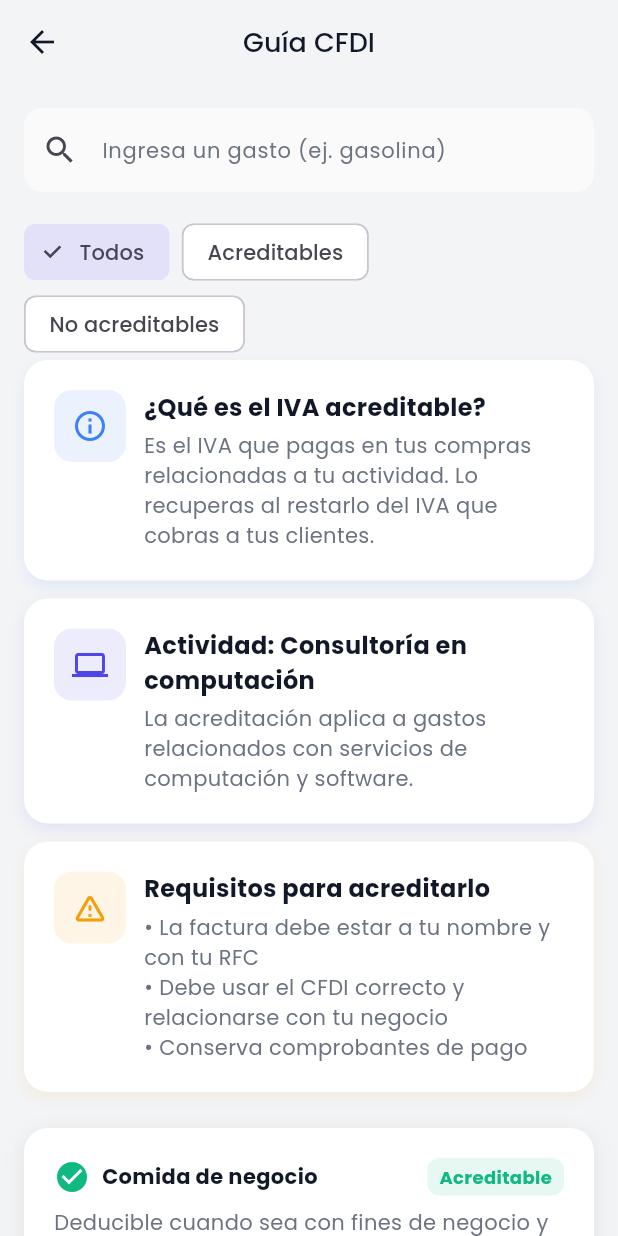
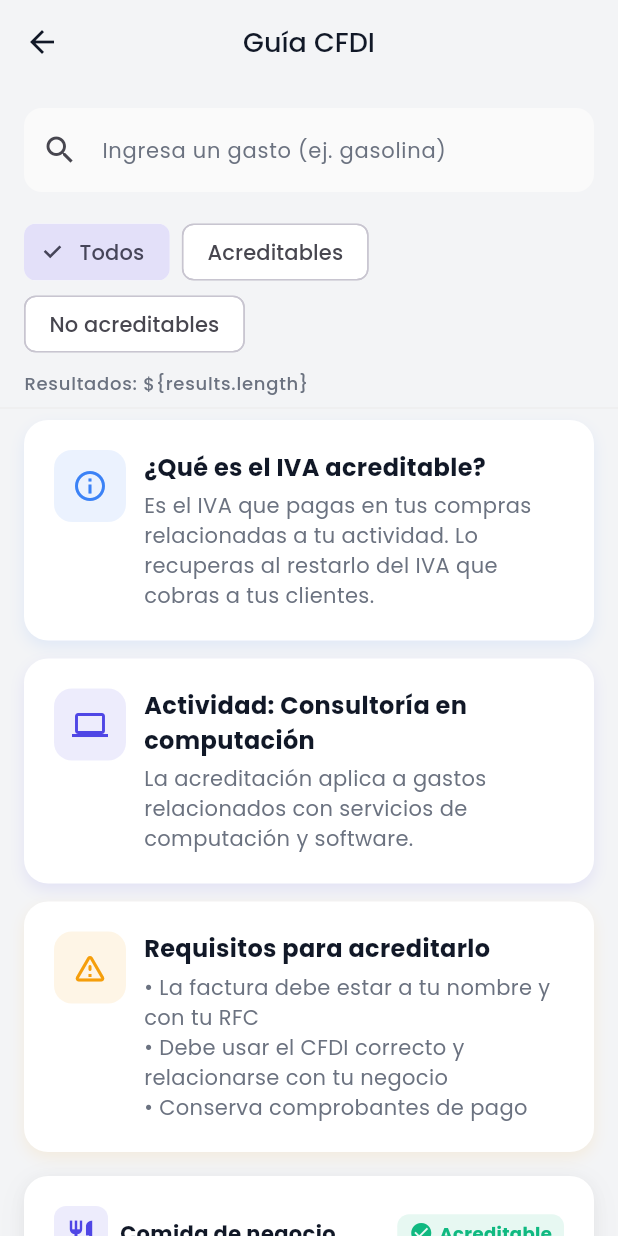
Before and after one commit to rjmmdev/appfinanzaspersonalesraul, a Flutter app: the CFDIGuideScreen screen opened directly, on a phone screen of 412 x 824 dp. Run offline on Flutter 3.47's test engine with Material 3 defaults, Android fonts, the phone set to English and light mode, and no system bars; our stand-ins replace cloud_firestore, firebase_core, firebase_storage, google_fonts, shared_preferences; accounts and stored records are empty.

Commit message:
Make CFDI guide scrollable

```diff
--- a/lib/data/resico_deductibles.dart
+++ b/lib/data/resico_deductibles.dart
@@ -1,8 +1,11 @@
+import 'package:flutter/material.dart';
+
 const List<Map<String, dynamic>> deductibleExpenses = [
   {
     'name': 'Comida de negocio',
     'keywords': ['comida', 'restaurante', 'alimentos'],
     'deductible': true,
+    'icon': Icons.restaurant,
     'detail':
         'Deducible cuando sea con fines de negocio y cuentes con CFDI de restaurante con uso G03.'
   },
@@ -10,6 +13,7 @@ const List<Map<String, dynamic>> deductibleExpenses = [
     'name': 'Compras personales de supermercado',
     'keywords': ['supermercado', 'compras para casa', 'despensa'],
     'deductible': false,
+    'icon': Icons.shopping_cart,
     'detail':
         'Gastos familiares o personales no se consideran acreditables para RESICO.'
   },
@@ -17,6 +21,7 @@ const List<Map<String, dynamic>> deductibleExpenses = [
     'name': 'Gasolina para actividades',
     'keywords': ['gasolina', 'combustible'],
     'deductible': true,
+    'icon': Icons.local_gas_station,
     'detail':
         'El combustible utilizado para el negocio es deducible con CFDI y forma de pago registrada.'
   },
@@ -24,12 +29,14 @@ const List<Map<String, dynamic>> deductibleExpenses = [
     'name': 'Ropa personal',
     'keywords': ['ropa', 'zapatos'],
     'deductible': false,
+    'icon': Icons.checkroom,
     'detail': 'La ropa de uso personal no es un gasto acreditable.'
   },
   {
     'name': 'Hospedaje y vi\u00e1ticos de trabajo',
     'keywords': ['hospedaje', 'vi\u00e1ticos', 'hotel'],
     'deductible': true,
+    'icon': Icons.hotel,
     'detail':
         'Siempre que el viaje sea de negocios relacionado con consultor\u00eda en computaci\u00f3n y cuentes con CFDI correcto.'
   },
@@ -37,6 +44,7 @@ const List<Map<String, dynamic>> deductibleExpenses = [
     'name': 'Equipo de c\u00f3mputo',
     'keywords': ['laptop', 'computadora', 'equipo de c\u00f3mputo'],
     'deductible': true,
+    'icon': Icons.computer,
     'detail':
         'Computadoras y accesorios utilizados en tu actividad econ\u00f3mica con CFDI I04.'
   },
@@ -44,6 +52,7 @@ const List<Map<String, dynamic>> deductibleExpenses = [
     'name': 'Software y licencias',
     'keywords': ['software', 'licencias', 'suscripciones', 'programas'],
     'deductible': true,
+    'icon': Icons.developer_mode,
     'detail':
         'Herramientas de software y licencias necesarias para la consultor\u00eda en computaci\u00f3n con CFDI I04 o I08.'
   },
@@ -51,18 +60,21 @@ const List<Map<String, dynamic>> deductibleExpenses = [
     'name': 'Multas y recargos',
     'keywords': ['multas', 'recargos'],
     'deductible': false,
+    'icon': Icons.gavel,
     'detail': 'Pagos de sanciones o recargos no son deducibles.'
   },
   {
     'name': 'Publicidad y marketing',
     'keywords': ['publicidad', 'marketing', 'anuncios'],
     'deductible': true,
+    'icon': Icons.campaign,
     'detail': 'Gastos de promoci\u00f3n con factura a tu nombre.'
   },
   {
     'name': 'Servicios de comunicaci\u00f3n',
     'keywords': ['internet', 'celular', 'telefon\u00eda'],
     'deductible': true,
+    'icon': Icons.phone,
     'detail':
         'Planes de telefon\u00eda e internet utilizados para consultor\u00eda en computaci\u00f3n con CFDI I06.'
   },
@@ -70,12 +82,14 @@ const List<Map<String, dynamic>> deductibleExpenses = [
     'name': 'Entretenimiento personal',
     'keywords': ['cine', 'ocio', 'entretenimiento'],
     'deductible': false,
+    'icon': Icons.movie,
     'detail': 'Diversi\u00f3n personal no es acreditable ante el SAT.'
   },
   {
     'name': 'Sueldos y prestaciones a empleados',
     'keywords': ['sueldos', 'salarios', 'n\u00f3mina', 'prestaciones'],
     'deductible': false,
+    'icon': Icons.people,
     'detail':
         'Los pagos de n\u00f3mina y prestaciones sociales no generan IVA acreditable, aunque son deducibles de ISR si se cumplen los requisitos fiscales.'
   },
@@ -83,7 +97,106 @@ const List<Map<String, dynamic>> deductibleExpenses = [
     'name': 'Prestaci\u00f3n de servicios a terceros',
     'keywords': ['servicios', 'honorarios', 'prestaci\u00f3n de servicios'],
     'deductible': true,
+    'icon': Icons.handshake,
     'detail':
         'Los servicios contratados para tu actividad (consultor\u00eda, mantenimiento, etc.) generan IVA acreditable siempre que cuentes con CFDI y se relacionen con el negocio.'
   },
+  {
+    'name': 'Transporte p\u00fablico por trabajo',
+    'keywords': ['transporte', 'bus', 'taxi'],
+    'deductible': true,
+    'icon': Icons.directions_bus,
+    'detail': 'Gastos de transporte cuando son necesarios para tu actividad y cuentes con CFDI.'
+  },
+  {
+    'name': 'Arrendamiento de oficina',
+    'keywords': ['renta', 'oficina'],
+    'deductible': true,
+    'icon': Icons.business,
+    'detail': 'La renta de un espacio destinado a tu actividad es acreditable con CFDI.'
+  },
+  {
+    'name': 'Mantenimiento de oficina',
+    'keywords': ['mantenimiento', 'reparaciones'],
+    'deductible': true,
+    'icon': Icons.build,
+    'detail': 'Reparaciones y mantenimiento del lugar de trabajo con factura son acreditables.'
+  },
+  {
+    'name': 'Material de oficina',
+    'keywords': ['papeler\u00eda', 'oficina'],
+    'deductible': true,
+    'icon': Icons.receipt,
+    'detail': 'Art\u00edculos de papeler\u00eda y materiales utilizados en el negocio.'
+  },
+  {
+    'name': 'Servicios de limpieza',
+    'keywords': ['limpieza', 'aseo'],
+    'deductible': true,
+    'icon': Icons.cleaning_services,
+    'detail': 'Gastos de limpieza para el \u00e1rea de trabajo con CFDI.'
+  },
+  {
+    'name': 'Seguros de responsabilidad',
+    'keywords': ['seguros', 'responsabilidad'],
+    'deductible': true,
+    'icon': Icons.verified_user,
+    'detail': 'P\u00f3lizas relacionadas con la actividad pueden acreditarse con CFDI.'
+  },
+  {
+    'name': 'Cursos y capacitaci\u00f3n',
+    'keywords': ['cursos', 'capacitacion', 'formaci\u00f3n'],
+    'deductible': true,
+    'icon': Icons.school,
+    'detail': 'Formaci\u00f3n y actualizaci\u00f3n profesional relacionada con tu actividad.'
+  },
+  {
+    'name': 'Suscripciones profesionales',
+    'keywords': ['suscripciones', 'revistas', 'software'],
+    'deductible': true,
+    'icon': Icons.subscriptions,
+    'detail': 'Suscripciones de uso profesional con CFDI v\u00e1lido.'
+  },
+  {
+    'name': 'Honorarios contables',
+    'keywords': ['contabilidad', 'impuestos'],
+    'deductible': true,
+    'icon': Icons.calculate,
+    'detail': 'Servicios de contabilidad y asesor\u00eda fiscal con CFDI I01.'
+  },
+  {
+    'name': 'Mobiliario de oficina',
+    'keywords': ['muebles', 'escritorio'],
+    'deductible': true,
+    'icon': Icons.chair,
+    'detail': 'Muebles y equipo menor utilizados en el \u00e1rea de trabajo con CFDI I04.'
+  },
+  {
+    'name': 'Pagos de luz y agua',
+    'keywords': ['electricidad', 'agua'],
+    'deductible': true,
+    'icon': Icons.lightbulb,
+    'detail': 'Servicios b\u00e1sicos del lugar de trabajo con comprobante fiscal.'
+  },
+  {
+    'name': 'Herramientas y equipo',
+    'keywords': ['herramientas', 'equipo menor'],
+    'deductible': true,
+    'icon': Icons.construction,
+    'detail': 'Herramientas necesarias para la actividad econ\u00f3mica con CFDI.'
+  },
+  {
+    'name': 'Mensajer\u00eda y paqueter\u00eda',
+    'keywords': ['env\u00edo', 'paqueter\u00eda'],
+    'deductible': true,
+    'icon': Icons.local_shipping,
+    'detail': 'Costos de env\u00edo de documentos o mercanc\u00edas relacionados al negocio.'
+  },
+  {
+    'name': 'Regalos a clientes',
+    'keywords': ['regalos', 'clientes'],
+    'deductible': false,
+    'icon': Icons.card_giftcard,
+    'detail': 'Obsequios ocasionales que no cumplen requisitos para deducir IVA.'
+  },
 ];
--- a/lib/screens/cfdi_guide_screen.dart
+++ b/lib/screens/cfdi_guide_screen.dart
@@ -46,33 +46,43 @@ class _CFDIGuideScreenState extends State<CFDIGuideScreen> {
   Widget build(BuildContext context) {
     final results = _results;
 
+    final List<Widget> children = [
+      _buildSearchField(),
+      _buildFilterChips(),
+      Padding(
+        padding: const EdgeInsets.fromLTRB(16, 8, 16, 0),
+        child: Text(
+          'Resultados: \${results.length}',
+          style: Theme.of(context).textTheme.labelMedium,
+        ),
+      ),
+      const Divider(height: 16),
+    ];
+
+    if (query.isEmpty) {
+      children.add(_buildInfoSection());
+    }
+
+    if (results.isEmpty) {
+      children.add(const Padding(
+        padding: EdgeInsets.all(16),
+        child: Center(child: Text('No se encontraron gastos.')),
+      ));
+    } else {
+      for (final expense in results) {
+        children.add(Padding(
+          padding: const EdgeInsets.fromLTRB(16, 0, 16, 12),
+          child: _buildResultCard(expense),
+        ));
+      }
+    }
+
     return Scaffold(
       appBar: AppBar(
         title: const Text('Guía CFDI'),
       ),
-      body: Column(
-        crossAxisAlignment: CrossAxisAlignment.start,
-        children: [
-          _buildSearchField(),
-          _buildFilterChips(),
-          if (query.isEmpty) _buildInfoSection(),
-          Expanded(
-            child: results.isEmpty
-                ? const Center(child: Text('No se encontraron gastos.'))
-                : ListView.builder(
-                    padding: const EdgeInsets.symmetric(
-                        horizontal: 16, vertical: 8),
-                    itemCount: results.length,
-                    itemBuilder: (context, index) {
-                      final expense = results[index];
-                      return Padding(
-                        padding: const EdgeInsets.only(bottom: 12),
-                        child: _buildResultCard(expense),
-                      );
-                    },
-                  ),
-          ),
-        ],
+      body: ListView(
+        children: children,
       ),
     );
   }
@@ -169,15 +179,20 @@ class _CFDIGuideScreenState extends State<CFDIGuideScreen> {
     final bool deductible = expense['deductible'] as bool;
     final iconColor =
         deductible ? AppTheme.successColor : AppTheme.errorColor;
+    final IconData icon = expense['icon'] as IconData? ?? Icons.receipt_long;
     return ModernCard(
       child: Column(
         crossAxisAlignment: CrossAxisAlignment.start,
         children: [
           Row(
             children: [
-              Icon(
-                deductible ? Icons.check_circle : Icons.cancel,
-                color: iconColor,
+              Container(
+                padding: const EdgeInsets.all(8),
+                decoration: BoxDecoration(
+                  color: AppTheme.primaryColor.withOpacity(0.1),
+                  borderRadius: BorderRadius.circular(8),
+                ),
+                child: Icon(icon, color: AppTheme.primaryColor, size: 20),
               ),
               const SizedBox(width: 8),
               Expanded(
@@ -193,13 +208,23 @@ class _CFDIGuideScreenState extends State<CFDIGuideScreen> {
                   color: iconColor.withOpacity(0.1),
                   borderRadius: BorderRadius.circular(8),
                 ),
-                child: Text(
+                child: Row(
+                  children: [
+                    Icon(
+                      deductible ? Icons.check_circle : Icons.cancel,
+                      color: iconColor,
+                      size: 16,
+                    ),
+                    const SizedBox(width: 4),
+                    Text(
                       deductible ? 'Acreditable' : 'No acreditable',
                       style: TextStyle(
                         color: iconColor,
                         fontSize: 12,
                         fontWeight: FontWeight.bold,
                       ),
+                    ),
+                  ],
                 ),
               ),
             ],
```
Lines whose indentation alone changed are shown as unchanged.
